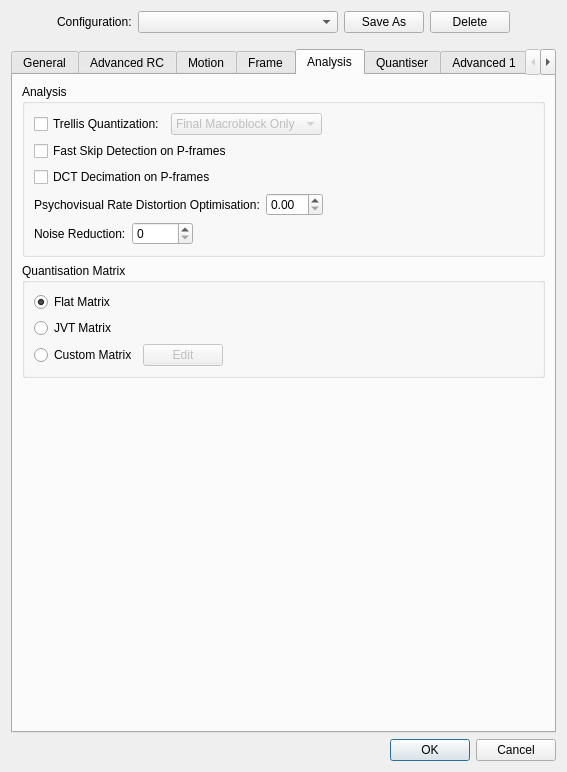
Qt form avidemux_plugins/ADM_videoEncoder/x265/qt4/x265ConfigDialog.ui (mean00/avidemux2) before a commit.
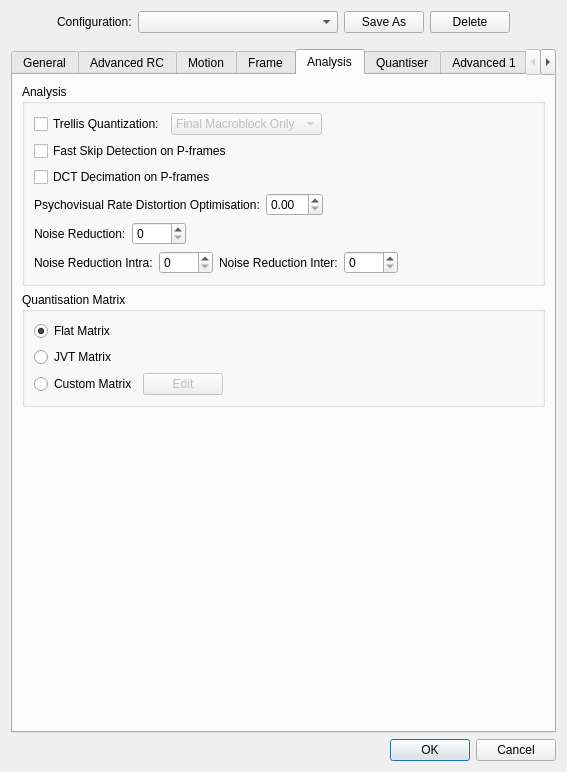
The same form after that commit. The open tabs and pages were chosen to show the change.

Patch:
```diff
--- a/avidemux_plugins/ADM_videoEncoder/x265/qt4/x265ConfigDialog.ui
+++ b/avidemux_plugins/ADM_videoEncoder/x265/qt4/x265ConfigDialog.ui
@@ -1840,7 +1840,7 @@
               <item>
                <widget class="QSpinBox" name="noiseReductionSpinBox">
                 <property name="maximum">
-                 <number>65536</number>
+                 <number>1000</number>
                 </property>
                </widget>
               </item>
@@ -1861,6 +1861,58 @@
             </item>
            </layout>
           </item>
+          <item>
+           <layout class="QGridLayout" name="gridLayout_8">
+            <item row="0" column="0">
+             <layout class="QHBoxLayout" name="horizontalLayout_8">
+              <item>
+               <widget class="QLabel" name="label_15">
+                <property name="text">
+                 <string>Noise Reduction Intra:</string>
+                </property>
+               </widget>
+              </item>
+              <item>
+               <widget class="QSpinBox" name="noiseReductionIntraSpinBox">
+                <property name="maximum">
+                 <number>2000</number>
+                </property>
+               </widget>
+              </item>
+              <item>
+               <widget class="QLabel" name="label_16">
+                <property name="text">
+                 <string>Noise Reduction Inter:</string>
+                </property>
+               </widget>
+              </item>
+              <item>
+               <widget class="QSpinBox" name="noiseReductionInterSpinBox">
+                <property name="maximum">
+                 <number>2000</number>
+                </property>
+               </widget>
+              </item>
+              <item>
+               <spacer name="horizontalSpacer_6">
+                <property name="orientation">
+                 <enum>Qt::Horizontal</enum>
+                </property>
+                <property name="sizeType">
+                 <enum>QSizePolicy::Expanding</enum>
+                </property>
+                <property name="sizeHint" stdset="0">
+                 <size>
+                  <width>40</width>
+                  <height>20</height>
+                 </size>
+                </property>
+               </spacer>
+              </item>
+             </layout>
+            </item>
+           </layout>
+          </item>
          </layout>
         </widget>
        </item>
```
Left out of the diff: 2 changed lines with no effect on the pictures.
